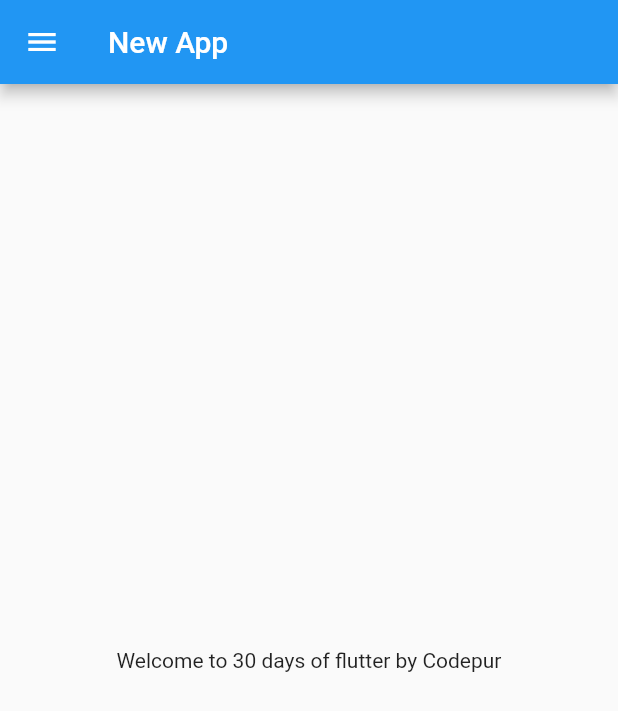
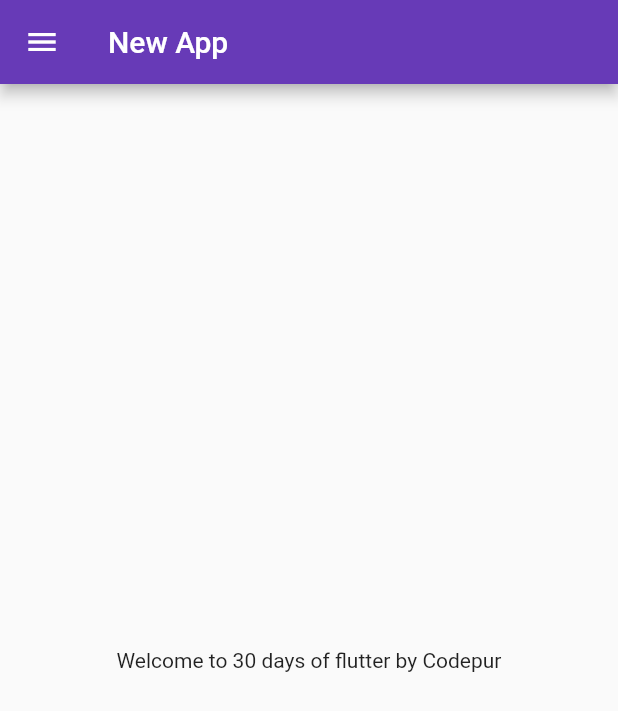
Before and after one commit to getkeshav/flutter_catalog, a Flutter app: the screen it shows after launch, on a phone screen of 412 x 824 dp. Shown: the top 711 px of the screen. Run offline on Flutter 3.47's test engine with Material 2 defaults, Android fonts, the phone set to English and light mode, and no system bars.

Commit message:
Day 3 Completed

```diff
--- a/lib/main.dart
+++ b/lib/main.dart
@@ -1,16 +1,29 @@
 import 'package:flutter/material.dart';
+import 'package:flutter_application_1/pages/login_page.dart';
 
-import 'home_page.dart';
+import 'pages/home_page.dart';
 
 void main() {
   runApp(MyApp());
 }
 
 class MyApp extends StatelessWidget {
-  @override
-  Widget build(BuildContext context) {
+  @override                           // build fn is over written again and again to implement the changes
+  Widget build(BuildContext context) { //context specify location of each widget in widget tree
     return MaterialApp(
-      home: HomePage(),
+      themeMode: ThemeMode.light,
+      theme: ThemeData(
+        primarySwatch: Colors.deepPurple,
+      ),
+      darkTheme: ThemeData(
+        brightness: Brightness.dark,
+        ),
+         initialRoute: "/home", //this is the 1st route we want to show on screen when app opens
+        routes: {
+          "/":(context) => LoginPage(), //by default initial route is /
+          "/home":(context) => HomePage(),
+          "/login": (context) =>LoginPage(),
+        },
     );
   }
 }
```
Also changed, not shown: lib/pages/login_page.dart (added, +19 -0 lines), lib/pages/home_page.dart (renamed from lib/home_page.dart).
